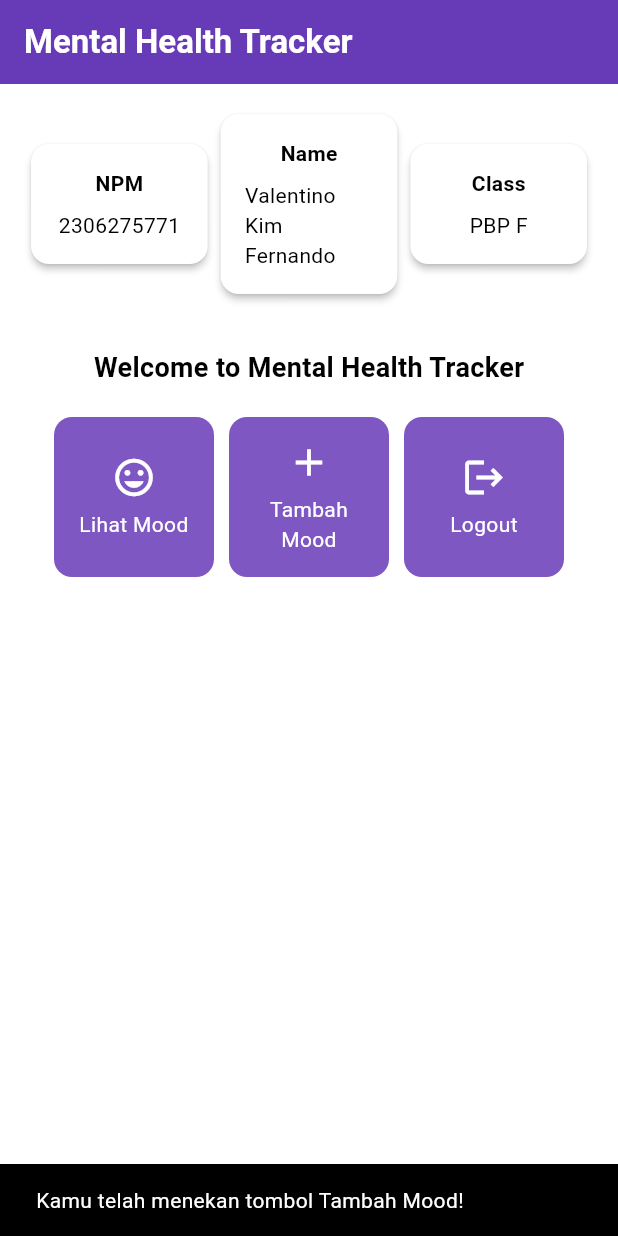
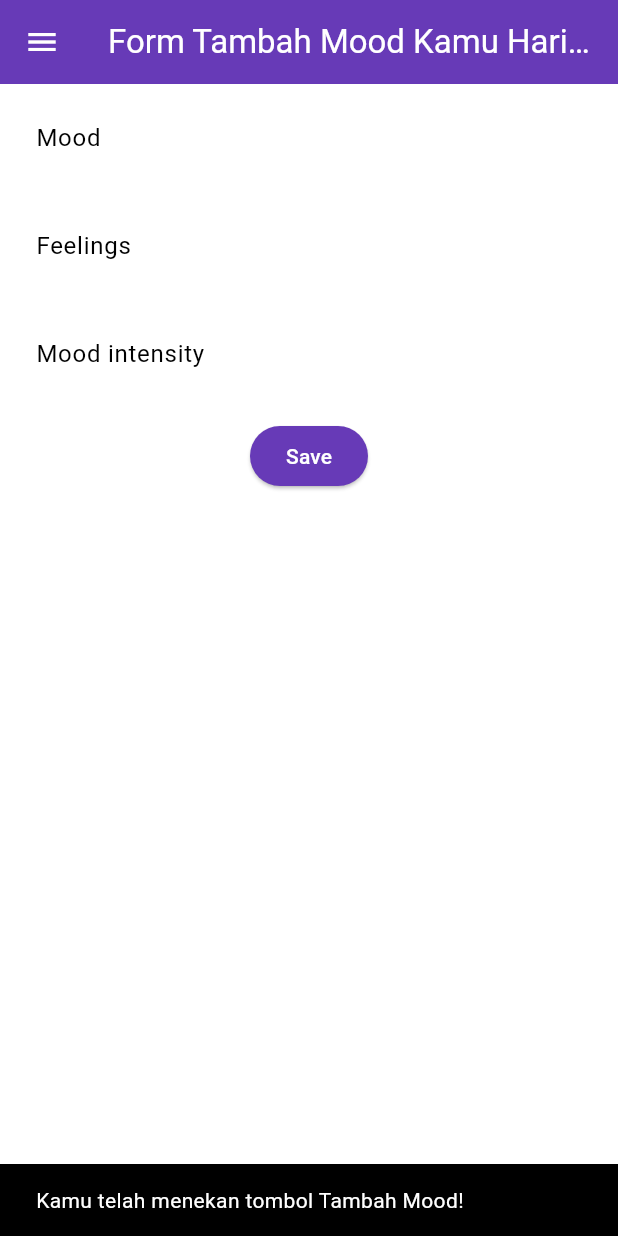
Before and after one commit to soydoradesu/mental-health-tracker-mobile, a Flutter app: the screen it shows after launch, after a tap on "Tambah Mood", on a phone screen of 412 x 824 dp. Run offline on Flutter 3.47's test engine with Material 3 defaults, Android fonts, the phone set to English and light mode, and no system bars.

Commit message:
finished tutorial 7

```diff
--- a/lib/main.dart
+++ b/lib/main.dart
@@ -1,5 +1,5 @@
 import 'package:flutter/material.dart';
-import 'package:mental_health_tracker/menu.dart';
+import 'package:mental_health_tracker/screens/menu.dart';
 
 void main() {
   runApp(const MyApp());
--- a/lib/menu.dart
+++ b/lib/screens/menu.dart
@@ -1,5 +1,6 @@
-
 import 'package:flutter/material.dart';
+import 'package:mental_health_tracker/widgets/left_drawer.dart';
+import 'package:mental_health_tracker/widgets/mood_card.dart';
 
 class MyHomePage extends StatelessWidget {
   final String npm = '2306275771'; // NPM
@@ -20,6 +21,7 @@ class MyHomePage extends StatelessWidget {
       // AppBar adalah bagian atas halaman yang menampilkan judul.
       appBar: AppBar(
         // Judul aplikasi "Mental Health Tracker" dengan teks putih dan tebal.
+        iconTheme: const IconThemeData(color: Colors.white),
         title: const Text(
           'Mental Health Tracker',
           style: TextStyle(
@@ -30,6 +32,7 @@ class MyHomePage extends StatelessWidget {
         // Warna latar belakang AppBar diambil dari skema warna tema aplikasi.
         backgroundColor: Theme.of(context).colorScheme.primary,
       ),
+      drawer: const LeftDrawer(),
       // Body halaman dengan padding di sekelilingnya.
       body: Padding(
         padding: const EdgeInsets.all(16.0),
@@ -92,95 +95,3 @@ class MyHomePage extends StatelessWidget {
     );
   }
 }
-
-class InfoCard extends StatelessWidget {
-  // Kartu informasi yang menampilkan title dan content.
-
-  final String title; // Judul kartu.
-  final String content; // Isi kartu.
-
-  const InfoCard({super.key, required this.title, required this.content});
-
-  @override
-  Widget build(BuildContext context) {
-    return Card(
-      // Membuat kotak kartu dengan bayangan dibawahnya.
-      elevation: 2.0,
-      child: Container(
-        // Mengatur ukuran dan jarak di dalam kartu.
-        width: MediaQuery.of(context).size.width /
-            3.5, // menyesuaikan dengan lebar device yang digunakan.
-        padding: const EdgeInsets.all(16.0),
-        // Menyusun title dan content secara vertikal.
-        child: Column(
-          children: [
-            Text(
-              title,
-              style: const TextStyle(fontWeight: FontWeight.bold),
-            ),
-            const SizedBox(height: 8.0),
-            Text(content),
-          ],
-        ),
-      ),
-    );
-  }
-}
-
-class ItemHomepage {
-  final String name;
-  final IconData icon;
-  ItemHomepage(this.name, this.icon);
-}
-
-class ItemCard extends StatelessWidget {
-  // Menampilkan kartu dengan ikon dan nama.
-
-  final ItemHomepage item;
-
-  const ItemCard(this.item, {super.key});
-
-  @override
-  Widget build(BuildContext context) {
-    return Material(
-      // Menentukan warna latar belakang dari tema aplikasi.
-      color: Theme.of(context).colorScheme.secondary,
-      // Membuat sudut kartu melengkung.
-      borderRadius: BorderRadius.circular(12),
-
-      child: InkWell(
-        // Aksi ketika kartu ditekan.
-        onTap: () {
-          // Menampilkan pesan SnackBar saat kartu ditekan.
-          ScaffoldMessenger.of(context)
-            ..hideCurrentSnackBar()
-            ..showSnackBar(SnackBar(
-                content: Text("Kamu telah menekan tombol ${item.name}!")));
-        },
-        // Container untuk menyimpan Icon dan Text
-        child: Container(
-          padding: const EdgeInsets.all(8),
-          child: Center(
-            child: Column(
-              // Menyusun ikon dan teks di tengah kartu.
-              mainAxisAlignment: MainAxisAlignment.center,
-              children: [
-                Icon(
-                  item.icon,
-                  color: Colors.white,
-                  size: 30.0,
-                ),
-                const Padding(padding: EdgeInsets.all(3)),
-                Text(
-                  item.name,
-                  textAlign: TextAlign.center,
-                  style: const TextStyle(color: Colors.white),
-                ),
-              ],
-            ),
-          ),
-        ),
-      ),
-    );
-  }
-}
--- /dev/null
+++ b/lib/screens/moodentry_form.dart
@@ -0,0 +1,160 @@
+import 'package:flutter/material.dart';
+import 'package:mental_health_tracker/widgets/left_drawer.dart';
+
+class MoodEntryFormPage extends StatefulWidget {
+  const MoodEntryFormPage({super.key});
+
+  @override
+  State<MoodEntryFormPage> createState() => _MoodEntryFormPageState();
+}
+
+class _MoodEntryFormPageState extends State<MoodEntryFormPage> {
+  final _formKey = GlobalKey<FormState>();
+  String _mood = "";
+  String _feelings = "";
+  int _moodIntensity = 0;
+  @override
+  Widget build(BuildContext context) {
+    return Scaffold(
+      appBar: AppBar(
+        title: const Center(
+          child: Text(
+            'Form Tambah Mood Kamu Hari ini',
+          ),
+        ),
+        backgroundColor: Theme.of(context).colorScheme.primary,
+        foregroundColor: Colors.white,
+      ),
+      drawer: const LeftDrawer(),
+      body: Form(
+        key: _formKey,
+        child: SingleChildScrollView(
+          child: Column(
+            crossAxisAlignment: CrossAxisAlignment.start,
+            children: [
+              Padding(
+                padding: const EdgeInsets.all(8.0),
+                child: TextFormField(
+                  decoration: InputDecoration(
+                    hintText: "Mood",
+                    labelText: "Mood",
+                    border: OutlineInputBorder(
+                      borderRadius: BorderRadius.circular(5.0),
+                    ),
+                  ),
+                  onChanged: (String? value) {
+                    setState(() {
+                      _mood = value!;
+                    });
+                  },
+                  validator: (String? value) {
+                    if (value == null || value.isEmpty) {
+                      return "Mood tidak boleh kosong!";
+                    }
+                    return null;
+                  },
+                ),
+              ),
+              Padding(
+                padding: const EdgeInsets.all(8.0),
+                child: TextFormField(
+                  decoration: InputDecoration(
+                    hintText: "Feelings",
+                    labelText: "Feelings",
+                    border: OutlineInputBorder(
+                      borderRadius: BorderRadius.circular(5.0),
+                    ),
+                  ),
+                  onChanged: (String? value) {
+                    setState(() {
+                      _feelings = value!;
+                    });
+                  },
+                  validator: (String? value) {
+                    if (value == null || value.isEmpty) {
+                      return "Feelings tidak boleh kosong!";
+                    }
+                    return null;
+                  },
+                ),
+              ),
+              Padding(
+                padding: const EdgeInsets.all(8.0),
+                child: TextFormField(
+                  decoration: InputDecoration(
+                    hintText: "Mood intensity",
+                    labelText: "Mood intensity",
+                    border: OutlineInputBorder(
+                      borderRadius: BorderRadius.circular(5.0),
+                    ),
+                  ),
+                  onChanged: (String? value) {
+                    setState(() {
+                      _moodIntensity = int.tryParse(value!) ?? 0;
+                    });
+                  },
+                  validator: (String? value) {
+                    if (value == null || value.isEmpty) {
+                      return "Mood intensity tidak boleh kosong!";
+                    }
+                    if (int.tryParse(value) == null) {
+                      return "Mood intensity harus berupa angka!";
+                    }
+                    return null;
+                  },
+                ),
+              ),
+              Align(
+                alignment: Alignment.bottomCenter,
+                child: Padding(
+                  padding: const EdgeInsets.all(8.0),
+                  child: ElevatedButton(
+                    style: ButtonStyle(
+                      backgroundColor: WidgetStateProperty.all(
+                          Theme.of(context).colorScheme.primary),
+                    ),
+                    onPressed: () {
+                      if (_formKey.currentState!.validate()) {
+                        showDialog(
+                          context: context,
+                          builder: (context) {
+                            return AlertDialog(
+                              title: const Text('Mood berhasil tersimpan'),
+                              content: SingleChildScrollView(
+                                child: Column(
+                                  crossAxisAlignment: CrossAxisAlignment.start,
+                                  children: [
+                                    Text('Mood: $_mood'),
+                                    Text('Feelings: $_feelings'),
+                                    Text('Mood Intensity: $_moodIntensity'),
+                                  ],
+                                ),
+                              ),
+                              actions: [
+                                TextButton(
+                                  child: const Text('OK'),
+                                  onPressed: () {
+                                    Navigator.pop(context);
+                                    _formKey.currentState!.reset();
+                                  },
+                                ),
+                              ],
+                            );
+                          },
+                        );
+                      }
+                    },
+                    child: const Text(
+                      "Save",
+                      style: TextStyle(color: Colors.white),
+                    ),
+                  ),
+                ),
+              ),
+            ],
+          ),
+        ),
+      ),
+    );
+  }
+}
--- /dev/null
+++ b/lib/widgets/left_drawer.dart
@@ -0,0 +1,68 @@
+import 'package:flutter/material.dart';
+import 'package:mental_health_tracker/screens/menu.dart';
+import 'package:mental_health_tracker/screens/moodentry_form.dart';
+
+class LeftDrawer extends StatelessWidget {
+  const LeftDrawer({super.key});
+
+  @override
+  Widget build(BuildContext context) {
+    return Drawer(
+      child: ListView(
+        children: [
+          DrawerHeader(
+            decoration: BoxDecoration(
+              color: Theme.of(context).colorScheme.primary,
+            ),
+            child: const Column(
+              children: [
+                Text(
+                  'Mental Health Tracker',
+                  textAlign: TextAlign.center,
+                  style: TextStyle(
+                    fontSize: 24,
+                    fontWeight: FontWeight.bold,
+                    color: Colors.white,
+                  ),
+                ),
+                Padding(padding: EdgeInsets.all(8)),
+                Text(
+                  "Ayo jaga kesehatan mentalmu setiap hari disini!",
+                  textAlign: TextAlign.center,
+                  style: TextStyle(
+                    fontSize: 15,
+                    color: Colors.white,
+                  ),
+                ),
+              ],
+            ),
+          ),
+          ListTile(
+            leading: const Icon(Icons.home_outlined),
+            title: const Text('Halaman Utama'),
+            // Bagian redirection ke MyHomePage
+            onTap: () {
+              Navigator.pushReplacement(
+                  context,
+                  MaterialPageRoute(
+                    builder: (context) => MyHomePage(),
+                  ));
+            },
+          ),
+          ListTile(
+            leading: const Icon(Icons.mood),
+            title: const Text('Tambah Mood'),
+            // Bagian redirection ke MoodEntryFormPage
+            onTap: () {
+              Navigator.pushReplacement(
+                context,
+                MaterialPageRoute(
+                    builder: (context) => const MoodEntryFormPage()),
+              );
+            },
+          ),
+        ],
+      ),
+    );
+  }
+}
--- /dev/null
+++ b/lib/widgets/mood_card.dart
@@ -0,0 +1,102 @@
+import 'package:flutter/material.dart';
+import 'package:mental_health_tracker/screens/moodentry_form.dart';
+
+class ItemHomepage {
+  final String name;
+  final IconData icon;
+
+  ItemHomepage(this.name, this.icon);
+}
+
+class InfoCard extends StatelessWidget {
+  // Kartu informasi yang menampilkan title dan content.
+
+  final String title; // Judul kartu.
+  final String content; // Isi kartu.
+
+  const InfoCard({super.key, required this.title, required this.content});
+
+  @override
+  Widget build(BuildContext context) {
+    return Card(
+      // Membuat kotak kartu dengan bayangan dibawahnya.
+      elevation: 2.0,
+      child: Container(
+        // Mengatur ukuran dan jarak di dalam kartu.
+        width: MediaQuery.of(context).size.width /
+            3.5, // menyesuaikan dengan lebar device yang digunakan.
+        padding: const EdgeInsets.all(16.0),
+        // Menyusun title dan content secara vertikal.
+        child: Column(
+          children: [
+            Text(
+              title,
+              style: const TextStyle(fontWeight: FontWeight.bold),
+            ),
+            const SizedBox(height: 8.0),
+            Text(content),
+          ],
+        ),
+      ),
+    );
+  }
+}
+
+class ItemCard extends StatelessWidget {
+  // Menampilkan kartu dengan ikon dan nama.
+
+  final ItemHomepage item;
+
+  const ItemCard(this.item, {super.key});
+
+  @override
+  Widget build(BuildContext context) {
+    return Material(
+      // Menentukan warna latar belakang dari tema aplikasi.
+      color: Theme.of(context).colorScheme.secondary,
+      // Membuat sudut kartu melengkung.
+      borderRadius: BorderRadius.circular(12),
+
+      child: InkWell(
+        // Aksi ketika kartu ditekan.
+        onTap: () {
+          // Menampilkan pesan SnackBar saat kartu ditekan.
+          ScaffoldMessenger.of(context)
+            ..hideCurrentSnackBar()
+            ..showSnackBar(SnackBar(
+                content: Text("Kamu telah menekan tombol ${item.name}!")));
+          if (item.name == "Tambah Mood") {
+            Navigator.push(
+              context,
+              MaterialPageRoute(
+                  builder: (context) => const MoodEntryFormPage()),
+            );
+          }
+        },
+        // Container untuk menyimpan Icon dan Text
+        child: Container(
+          padding: const EdgeInsets.all(8),
+          child: Center(
+            child: Column(
+              // Menyusun ikon dan teks di tengah kartu.
+              mainAxisAlignment: MainAxisAlignment.center,
+              children: [
+                Icon(
+                  item.icon,
+                  color: Colors.white,
+                  size: 30.0,
+                ),
+                const Padding(padding: EdgeInsets.all(3)),
+                Text(
+                  item.name,
+                  textAlign: TextAlign.center,
+                  style: const TextStyle(color: Colors.white),
+                ),
+              ],
+            ),
+          ),
+        ),
+      ),
+    );
+  }
+}
```
